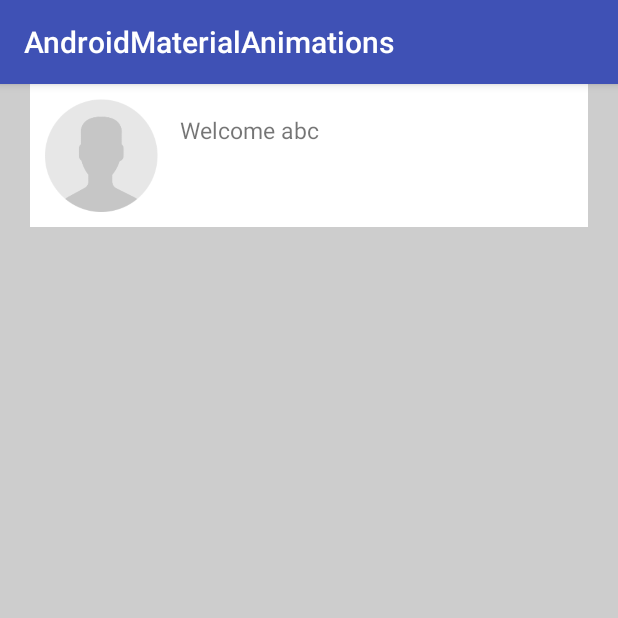
After one commit to Luckyrana001/AndroidMaterialAnimations, an Android app: the SecondActivity screen opened directly, with no data from a screen before it, on a phone screen of 412 x 824 dp, the top half of it. The commit adds this screen. Run offline under Robolectric (Android 15) with nearby library versions, the phone set to English and light mode, and no system bars.

Commit message:
start activity animation added

```diff
--- a/app/build.gradle
+++ b/app/build.gradle
@@ -5,7 +5,7 @@ android {
     buildToolsVersion "24.0.2"
     defaultConfig {
         applicationId "com.example.ranalucky.androidmaterialanimations"
-        minSdkVersion 15
+        minSdkVersion 21
         targetSdkVersion 23
         versionCode 1
         versionName "1.0"
--- a/app/src/main/AndroidManifest.xml
+++ b/app/src/main/AndroidManifest.xml
@@ -15,6 +15,8 @@
                 <category android:name="android.intent.category.LAUNCHER" />
             </intent-filter>
         </activity>
+
+        <activity android:name=".SecondActivity"></activity>
     </application>
 
 </manifest>
--- /dev/null
+++ b/app/src/main/java/com/example/ranalucky/androidmaterialanimations/SecondActivity.java
@@ -0,0 +1,19 @@
+package com.example.ranalucky.androidmaterialanimations;
+
+import android.os.Bundle;
+import android.support.v7.app.AppCompatActivity;
+
+/**
+ * Created by Rana lucky on 9/23/2016.
+ */
+
+public class SecondActivity extends AppCompatActivity {
+
+    @Override
+    protected void onCreate(Bundle savedInstanceState) {
+        super.onCreate(savedInstanceState);
+        setContentView(R.layout.activity_second);
+
+
+    }
+    }
--- a/app/src/main/res/layout/activity_main.xml
+++ b/app/src/main/res/layout/activity_main.xml
@@ -26,6 +26,7 @@
         android:id="@+id/profilePic"
         android:scaleX="0"
         android:scaleY="0"
+        android:transitionName="profile_pic"
         />
 
     <TextView
@@ -36,7 +37,9 @@
         android:layout_marginTop="10dp"
         android:visibility="invisible"
         android:textColor="@android:color/black"
-        android:text="Hello World, This is animation demo!" />
+        android:text="Hello World, This is animation demo!"
+        android:transitionName="welcome"
+        />
 
 
 
--- /dev/null
+++ b/app/src/main/res/layout/activity_second.xml
@@ -0,0 +1,44 @@
+<?xml version="1.0" encoding="utf-8"?>
+
+<android.support.constraint.ConstraintLayout
+    xmlns:android="http://schemas.android.com/apk/res/android"
+    xmlns:app="http://schemas.android.com/apk/res-auto"
+    xmlns:tools="http://schemas.android.com/tools"
+    android:orientation="vertical" android:layout_width="match_parent"
+    android:layout_height="match_parent"
+    android:background="#cdcdcd"
+    >
+
+
+
+<RelativeLayout
+    android:layout_width="match_parent"
+    android:padding="10dp"
+    android:layout_margin="20dp"
+    android:background="#ffffff"
+    android:layout_height="wrap_content">
+
+    <ImageView
+        android:layout_width="75dp"
+        android:layout_height="75dp"
+        app:srcCompat="@drawable/avatar"
+        android:transitionName="profile_pic"
+        android:id="@+id/profile_pic" />
+
+    <TextView
+        android:text="Welcome abc"
+        android:layout_width="wrap_content"
+        android:layout_height="wrap_content"
+        android:id="@+id/welcome"
+        android:textSize="15sp"
+        android:layout_marginStart="90dp"
+        android:layout_marginTop="10dp"
+        app:layout_constraintLeft_toRightOf="@+id/profile_pic"
+        android:layout_marginLeft="16dp"
+        tools:ignore="MissingConstraints"
+        android:transitionName="welcome"
+        android:layout_alignParentTop="true" />
+
+</RelativeLayout>
+
+</android.support.constraint.ConstraintLayout>
```
Also changed, not shown: app/src/main/java/com/example/ranalucky/androidmaterialanimations/MainActivity.java (+24 -1 lines), app/src/main/res/layout/all_scene.xml (added, +54 -0 lines).
